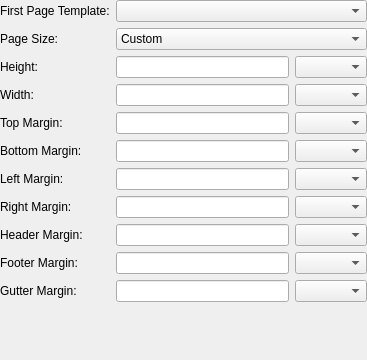
rafaelmartins/rst2pdf, file gui/pagesetup.ui: the form before one commit.
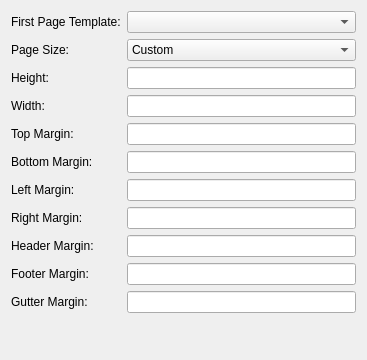
The form after the commit.

Commit message: more page setup preview work, no more units combos

```diff
--- a/gui/pagesetup.ui
+++ b/gui/pagesetup.ui
@@ -14,15 +14,6 @@
    <string>Form</string>
   </property>
   <layout class="QFormLayout" name="formLayout">
-   <property name="leftMargin">
-    <number>0</number>
-   </property>
-   <property name="topMargin">
-    <number>0</number>
-   </property>
-   <property name="rightMargin">
-    <number>0</number>
-   </property>
    <item row="0" column="0">
     <widget class="QLabel" name="label">
      <property name="text">
@@ -142,14 +133,7 @@
     </widget>
    </item>
    <item row="2" column="1">
-    <layout class="QHBoxLayout" name="horizontalLayout_3">
-     <item>
-      <widget class="QLineEdit" name="height"/>
-     </item>
-     <item>
-      <widget class="QComboBox" name="height_unit"/>
-     </item>
-    </layout>
+    <widget class="QLineEdit" name="height"/>
    </item>
    <item row="3" column="0">
     <widget class="QLabel" name="label_4">
@@ -159,14 +143,7 @@
     </widget>
    </item>
    <item row="3" column="1">
-    <layout class="QHBoxLayout" name="horizontalLayout_4">
-     <item>
-      <widget class="QLineEdit" name="width"/>
-     </item>
-     <item>
-      <widget class="QComboBox" name="width_unit"/>
-     </item>
-    </layout>
+    <widget class="QLineEdit" name="width"/>
    </item>
    <item row="4" column="0">
     <widget class="QLabel" name="label_5">
@@ -176,14 +153,7 @@
     </widget>
    </item>
    <item row="4" column="1">
-    <layout class="QHBoxLayout" name="horizontalLayout">
-     <item>
-      <widget class="QLineEdit" name="margin_top"/>
-     </item>
-     <item>
-      <widget class="QComboBox" name="top_unit"/>
-     </item>
-    </layout>
+    <widget class="QLineEdit" name="margin_top"/>
    </item>
    <item row="5" column="0">
     <widget class="QLabel" name="label_6">
@@ -193,14 +163,7 @@
     </widget>
    </item>
    <item row="5" column="1">
-    <layout class="QHBoxLayout" name="horizontalLayout_2">
-     <item>
-      <widget class="QLineEdit" name="margin_bottom"/>
-     </item>
-     <item>
-      <widget class="QComboBox" name="bottom_unit"/>
-     </item>
-    </layout>
+    <widget class="QLineEdit" name="margin_bottom"/>
    </item>
    <item row="6" column="0">
     <widget class="QLabel" name="label_7">
@@ -210,14 +173,7 @@
     </widget>
    </item>
    <item row="6" column="1">
-    <layout class="QHBoxLayout" name="horizontalLayout_5">
-     <item>
-      <widget class="QLineEdit" name="margin_left"/>
-     </item>
-     <item>
-      <widget class="QComboBox" name="left_unit"/>
-     </item>
-    </layout>
+    <widget class="QLineEdit" name="margin_left"/>
    </item>
    <item row="7" column="0">
     <widget class="QLabel" name="label_8">
@@ -227,14 +183,7 @@
     </widget>
    </item>
    <item row="7" column="1">
-    <layout class="QHBoxLayout" name="horizontalLayout_6">
-     <item>
-      <widget class="QLineEdit" name="margin_right"/>
-     </item>
-     <item>
-      <widget class="QComboBox" name="right_unit"/>
-     </item>
-    </layout>
+    <widget class="QLineEdit" name="margin_right"/>
    </item>
    <item row="8" column="0">
     <widget class="QLabel" name="label_9">
@@ -244,14 +193,7 @@
     </widget>
    </item>
    <item row="8" column="1">
-    <layout class="QHBoxLayout" name="horizontalLayout_7">
-     <item>
-      <widget class="QLineEdit" name="spacing_header"/>
-     </item>
-     <item>
-      <widget class="QComboBox" name="header_unit"/>
-     </item>
-    </layout>
+    <widget class="QLineEdit" name="spacing_header"/>
    </item>
    <item row="9" column="0">
     <widget class="QLabel" name="label_10">
@@ -261,14 +203,7 @@
     </widget>
    </item>
    <item row="9" column="1">
-    <layout class="QHBoxLayout" name="horizontalLayout_8">
-     <item>
-      <widget class="QLineEdit" name="spacing_footer"/>
-     </item>
-     <item>
-      <widget class="QComboBox" name="footer_unit"/>
-     </item>
-    </layout>
+    <widget class="QLineEdit" name="spacing_footer"/>
    </item>
    <item row="10" column="0">
     <widget class="QLabel" name="label_11">
@@ -278,14 +213,7 @@
     </widget>
    </item>
    <item row="10" column="1">
-    <layout class="QHBoxLayout" name="horizontalLayout_9">
-     <item>
-      <widget class="QLineEdit" name="margin_gutter"/>
-     </item>
-     <item>
-      <widget class="QComboBox" name="gutter_unit"/>
-     </item>
-    </layout>
+    <widget class="QLineEdit" name="margin_gutter"/>
    </item>
   </layout>
  </widget>
```
Left out of the diff: 33 changed lines with no effect on the pictures. The commit also changes 9 other files.
